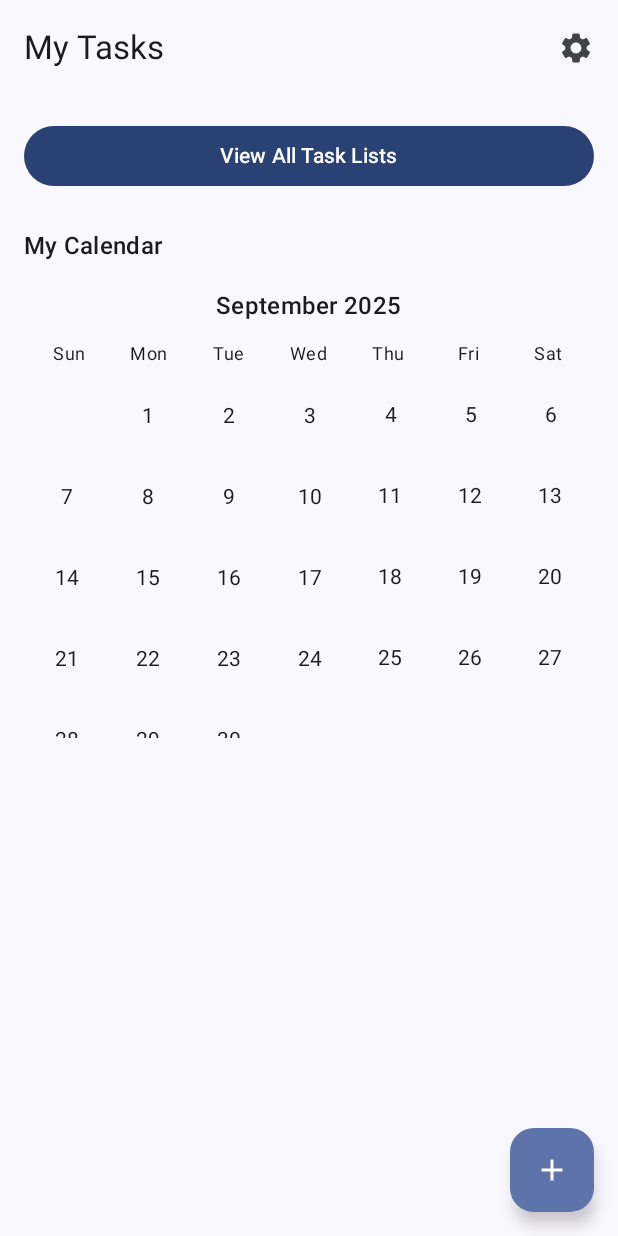
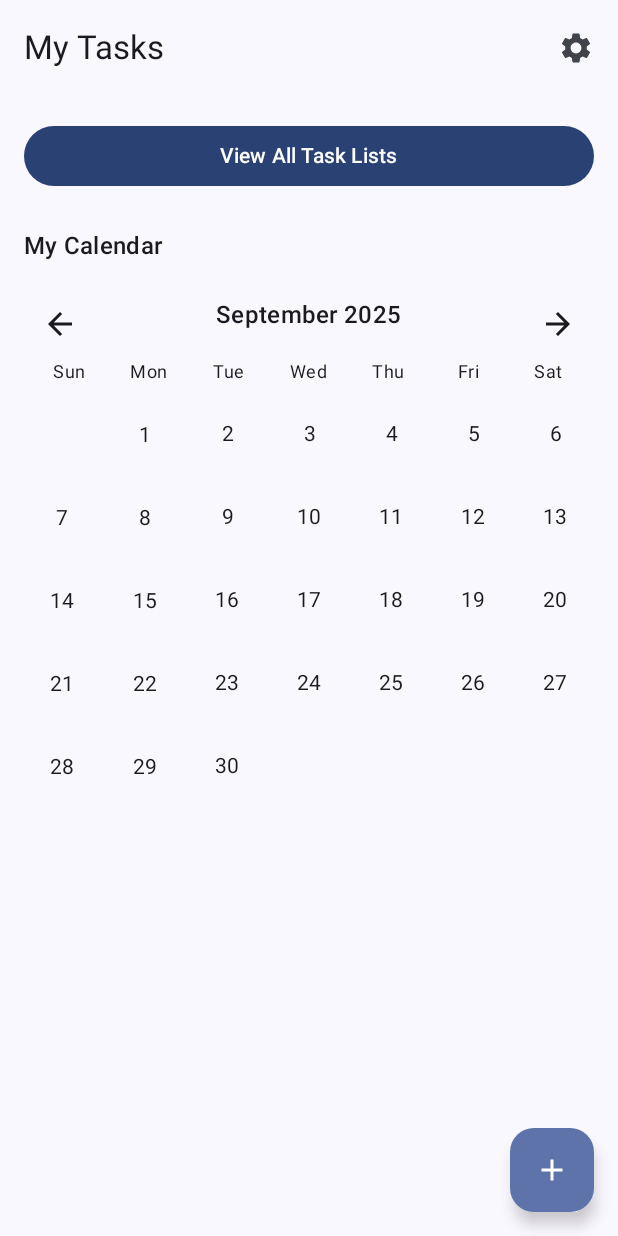
Before and after one commit to corey2120/My_Day, an Android app built with Jetpack Compose: the screen it shows after launch (MainActivity), on a phone screen of 412 x 824 dp. Run offline under Robolectric (Android 15) with nearby library versions, the phone set to English and light mode, and no system bars; libraries missing offline, so code that uses them is left out: com.google.ai.client.

Commit message:
Updates on Calender section still work in progress

```diff
--- a/app/src/main/java/com/example/myday/HomeScreen.kt
+++ b/app/src/main/java/com/example/myday/HomeScreen.kt
@@ -1,6 +1,11 @@
 package com.example.myday
 
+
+import android.R.attr.enabled
+import android.R.attr.type
 import androidx.media3.common.util.Log
+import androidx.compose.foundation.background
+import androidx.compose.foundation.border
 import androidx.compose.foundation.clickable
 import androidx.compose.foundation.layout.Arrangement
 import androidx.compose.foundation.layout.Box
@@ -12,11 +17,14 @@ import androidx.compose.foundation.layout.aspectRatio
 import androidx.compose.foundation.layout.fillMaxWidth
 import androidx.compose.foundation.layout.height
 import androidx.compose.foundation.layout.padding
+import androidx.compose.foundation.layout.size
 import androidx.compose.foundation.layout.width
 import androidx.compose.foundation.lazy.LazyColumn
 import androidx.compose.foundation.lazy.items
-import androidx.compose.material.icons.Icons
+import androidx.compose.foundation.shape.CircleShape
 import androidx.compose.material.icons.filled.Add
+import androidx.compose.material.icons.filled.ArrowBack
+import androidx.compose.material.icons.filled.ArrowForward
 import androidx.compose.material.icons.filled.Settings
 import androidx.compose.material3.AlertDialog
 import androidx.compose.material3.Button
@@ -40,6 +48,7 @@ import androidx.compose.runtime.remember
 import androidx.compose.runtime.setValue
 import androidx.compose.ui.Alignment
 import androidx.compose.ui.Modifier
+import androidx.compose.ui.graphics.Color
 import androidx.compose.ui.text.style.TextDecoration
 import androidx.compose.ui.unit.dp
 import java.text.SimpleDateFormat
@@ -47,7 +56,11 @@ import java.util.Locale
 import androidx.compose.foundation.lazy.grid.GridCells
 import androidx.compose.foundation.lazy.grid.LazyVerticalGrid
 import androidx.compose.foundation.lazy.grid.items
+import androidx.compose.material.icons.Icons
+import androidx.compose.material.icons.automirrored.filled.ArrowBack
+import androidx.compose.material.icons.automirrored.filled.ArrowForward
 import androidx.compose.ui.text.style.TextAlign
+import androidx.compose.ui.unit.Dp
 import java.util.Date
 import java.util.Calendar
 
@@ -60,6 +73,9 @@ fun HomeScreen(viewModel: MainViewModel) {
     var showThemeDialog by remember { mutableStateOf(false) }
     var showAddTaskDialog by remember { mutableStateOf(false) }
     var selectedDateForTask by remember { mutableStateOf<Date?>(null) }
+    val calendar = Calendar.getInstance()
+    var currentMonth by remember { mutableStateOf(calendar.get(Calendar.MONTH)) }
+    var currentYear by remember { mutableStateOf(calendar.get(Calendar.YEAR)) }
 
     Scaffold(
         topBar = {
@@ -102,10 +118,21 @@ fun HomeScreen(viewModel: MainViewModel) {
                         style = MaterialTheme.typography.titleMedium,
                         modifier = Modifier.padding(bottom = 8.dp)
                     )
-                    SimpleCalendarView(onDateClick = { date ->
+                    SimpleCalendarView(
+                        tasksWithDates = viewModel.tasksWithDates,
+                        selectedDate = selectedDateForTask,
+                        onDateClick = { date ->
                             selectedDateForTask = date
                             showAddTaskDialog = true  // Show the dialog when a date is clicked
-                })
+                        },
+                        currentMonth = currentMonth,
+                        currentYear = currentYear,
+                        onMonthChange = { month, year ->
+                            currentMonth = month
+                            currentYear = year
+                        },
+                        totalSpacingHeight = 16.dp
+                    )
             }
                 }
 
@@ -152,7 +179,7 @@ fun HomeScreen(viewModel: MainViewModel) {
     }
 
     if (showAddTaskDialog) {
-        AddTaskFromHomeDialog(viewModel) { showAddTaskDialog = false }
+        AddTaskFromHomeDialog(viewModel, { showAddTaskDialog = false }, selectedDateForTask)
     }
 }
 
@@ -190,7 +217,7 @@ private fun ThemeSwitcherDialog(viewModel: MainViewModel, onDismiss: () -> Unit)
 
 @OptIn(ExperimentalMaterial3Api::class)
 @Composable
-private fun AddTaskFromHomeDialog(viewModel: MainViewModel, onDismiss: () -> Unit) {
+private fun AddTaskFromHomeDialog(viewModel: MainViewModel, onDismiss: () -> Unit, selectedDate: Date?) {
     var taskDescription by remember { mutableStateOf("") }
     var isDropdownExpanded by remember { mutableStateOf(false) }
     var selectedList by remember { mutableStateOf<TaskList?>(null) }
@@ -239,7 +266,7 @@ private fun AddTaskFromHomeDialog(viewModel: MainViewModel, onDismiss: () -> Uni
             Button(
                 onClick = {
                     selectedList?.let {
-                        viewModel.addTask(taskDescription, it.id)
+                        viewModel.addTask(taskDescription, it.id, selectedDate)
                         onDismiss()
                     }
                 },
@@ -255,30 +282,56 @@ private fun AddTaskFromHomeDialog(viewModel: MainViewModel, onDismiss: () -> Uni
         }
     )
 }
+
+
 data class CalendarDay(val dayNumberText: String, val date: Date)
+
 @Composable
 fun SimpleCalendarView(
-onDateClick: (Date) -> Unit
+    tasksWithDates: List<Date>,
+    selectedDate: Date?,
+    onDateClick: (Date) -> Unit,
+    currentMonth: Int,
+    currentYear: Int,
+    onMonthChange: (Int, Int) -> Unit,
+    totalSpacingHeight: Dp // This parameter is currently unused in the grid height calculation.
+    // It could be used for other spacing within this composable.
 ) {
-    val calendar = Calendar.getInstance()
-    val currentMonth = calendar.get(Calendar.MONTH)
-    val currentYear = calendar.get(Calendar.YEAR)
-    // Initialize monthStartDate correctly
     val monthStartDate = Calendar.getInstance().apply {
-        clear() // Clear all fields first to avoid side effects from current time
+        clear()
         set(Calendar.YEAR, currentYear)
         set(Calendar.MONTH, currentMonth)
         set(Calendar.DAY_OF_MONTH, 1)
     }
+
+    fun goToNextMonth() {
+        val newCalendar = Calendar.getInstance().apply {
+            time = monthStartDate.time // Start from the current month's start date
+            add(Calendar.MONTH, 1)
+        }
+        val nextMonth = newCalendar.get(Calendar.MONTH)
+        val nextYear = newCalendar.get(Calendar.YEAR)
+        onMonthChange(nextMonth, nextYear)
+    }
+
+    fun goToPreviousMonth() {
+        val newCalendar = Calendar.getInstance().apply {
+            time = monthStartDate.time // Start from the current month's start date
+            add(Calendar.MONTH, -1)
+        }
+        val prevMonth = newCalendar.get(Calendar.MONTH)
+        val prevYear = newCalendar.get(Calendar.YEAR)
+        onMonthChange(prevMonth, prevYear)
+    }
+
     val daysInMonth = monthStartDate.getActualMaximum(Calendar.DAY_OF_MONTH)
-    val firstDayOfWeekSystem = Calendar.getInstance().firstDayOfWeek // e.g., Calendar.SUNDAY or Calendar.MONDAY
-    val firstDayOfWeekOfMonth = monthStartDate.get(Calendar.DAY_OF_WEEK) // Day of week for the 1st (1=Sunday, 2=Monday...)
+    val firstDayOfWeekSystem = Calendar.getInstance().firstDayOfWeek
+    val firstDayOfWeekOfMonth = monthStartDate.get(Calendar.DAY_OF_WEEK)
 
     val monthName = SimpleDateFormat("MMMM yyyy", Locale.getDefault()).format(monthStartDate.time)
 
-    // Calculate empty cells needed at the start of the grid
     val emptyCells = (firstDayOfWeekOfMonth - firstDayOfWeekSystem + 7) % 7
-    val dayCellsData = remember(currentYear, currentMonth,emptyCells, daysInMonth) {
+    val dayCellsData = remember(currentYear, currentMonth, emptyCells, daysInMonth) {
         val cells = mutableListOf<CalendarDay?>()
         repeat(emptyCells) { cells.add(null) }
         for (day in 1..daysInMonth) {
@@ -302,23 +355,32 @@ onDateClick: (Date) -> Unit
             .fillMaxWidth()
             .padding(vertical = 8.dp)
     ) {
+        Row(
+            modifier = Modifier.fillMaxWidth(),
+            horizontalArrangement = Arrangement.SpaceBetween,
+            verticalAlignment = Alignment.CenterVertically
+        ) {
+            IconButton(onClick = { goToPreviousMonth() }) {
+                Icon(Icons.AutoMirrored.Filled.ArrowBack, contentDescription = "Previous Month")
+            }
             Text(
                 text = monthName,
                 style = MaterialTheme.typography.titleMedium,
-            modifier = Modifier.padding(bottom = 12.dp) // Only bottom padding here
+                modifier = Modifier.padding(bottom = 12.dp)
             )
+            IconButton(onClick = { goToNextMonth() }) {
+                Icon(Icons.AutoMirrored.Filled.ArrowForward, contentDescription = "Next Month")
+            }
+        }
         Row(
             modifier = Modifier
                 .fillMaxWidth()
-                .padding(horizontal = 4.dp), // Added horizontal padding to the Row
-            horizontalArrangement = Arrangement.SpaceAround // This should work well
+                .padding(horizontal = 4.dp),
+            horizontalArrangement = Arrangement.SpaceAround
         ) {
-            val dayFormatter = remember {SimpleDateFormat("E", Locale.getDefault()) }// "E" for short day name like "Mon"
-            val tempDisplayCal = remember {Calendar.getInstance() }
-
+            val dayFormatter = remember { SimpleDateFormat("E", Locale.getDefault()) }
             val daysOfWeekHeader = remember(firstDayOfWeekSystem) {
-            val localCal = Calendar.getInstance().apply {
-                timeInMillis = monthStartDate.timeInMillis
+                val tempDisplayCal = Calendar.getInstance().apply {
                     set(Calendar.DAY_OF_WEEK, firstDayOfWeekSystem)
                 }
                 List(7) {
@@ -331,59 +393,80 @@ onDateClick: (Date) -> Unit
                 Text(
                     text = dayName,
                     style = MaterialTheme.typography.bodySmall,
-                    modifier = Modifier.weight(1f), // weight is fine if Row is fillMaxWidth
-                    textAlign = TextAlign.Center // Center the day name text
+                    modifier = Modifier.weight(1f),
+                    textAlign = TextAlign.Center
                 )
             }
         }
         Spacer(modifier = Modifier.height(8.dp)) // Vertical spacer
 
         if (dayCellsData.isNotEmpty()) {
-            val numberOfRows = (dayCellsData.size + 6) / 7 // Ceiling division to ensure we have enough rows)
-            val celldHeightDp = 48.dp
-            val grindHeight = celldHeightDp * numberOfRows
+            val numberOfRows = (dayCellsData.size + 6) / 7
+            val cellHeight = 48.dp
+            val gridVerticalSpacing = 4.dp // Spacing between rows in the grid
+
+            val actualRows = if (numberOfRows > 0) numberOfRows else 1
+            val totalCellsOnlyHeight = cellHeight * actualRows
+
+            // Calculate total vertical spacing within the grid
+            val gridInternalVerticalSpacing = if (actualRows > 1) {
+                gridVerticalSpacing * (actualRows - 1)
+            } else {
+                0.dp
+            }
+            val gridHeight = totalCellsOnlyHeight + gridInternalVerticalSpacing
 
             LazyVerticalGrid(
                 columns = GridCells.Fixed(7),
                 modifier = Modifier
                     .fillMaxWidth()
-                    .height(grindHeight)
-                    .padding(horizontal = 4.dp),
-                verticalArrangement = Arrangement.spacedBy(4.dp),
-                horizontalArrangement = Arrangement.spacedBy(4.dp),
+                    .height(gridHeight), // Use the calculated gridHeight
+                verticalArrangement = Arrangement.spacedBy(gridVerticalSpacing),
+                horizontalArrangement = Arrangement.spacedBy(4.dp), // Spacing between columns
                 userScrollEnabled = false,
             ) {
                 items(dayCellsData) { calendarDayData ->
-                    val cellModifierWithClick: Modifier
                     if (calendarDayData != null) {
-                        cellModifierWithClick = Modifier
-                            .aspectRatio(1f)
-                            .clickable { onDateClick(calendarDayData.date) }
-                    } else {
-                        cellModifierWithClick = Modifier.aspectRatio(1f)
+                        val isSelected = selectedDate?.let {
+                            val cal1 = Calendar.getInstance().apply { time = it }
+                            val cal2 = Calendar.getInstance().apply { time = calendarDayData.date }
+                            cal1.get(Calendar.YEAR) == cal2.get(Calendar.YEAR) && cal1.get(Calendar.DAY_OF_YEAR) == cal2.get(Calendar.DAY_OF_YEAR)
+                        } ?: false
+
+                        val hasTasks = tasksWithDates.any { taskDate ->
+                            val cal1 = Calendar.getInstance().apply { time = taskDate }
+                            val cal2 = Calendar.getInstance().apply { time = calendarDayData.date }
+                            cal1.get(Calendar.YEAR) == cal2.get(Calendar.YEAR) && cal1.get(Calendar.DAY_OF_YEAR) == cal2.get(Calendar.DAY_OF_YEAR)
                         }
 
                         Box(
                             contentAlignment = Alignment.Center,
                             modifier = Modifier
-                            .aspectRatio(1f) // Makes cells square
+                                .aspectRatio(1f)
                                 .padding(2.dp)
-                            .then( //Conditionally apply clickable
-                            if (calendarDayData != null) {
-                                Modifier.clickable { onDateClick(calendarDayData.date) }
-                            } else {
-                                Modifier
-                            }
+                                .border(
+                                    width = if (isSelected) 2.dp else 0.dp,
+                                    color = if (isSelected) MaterialTheme.colorScheme.primary else Color.Transparent,
+                                    shape = CircleShape
                                 )
-
+                                .clickable { onDateClick(calendarDayData.date) }
                         ) {
-                        if (calendarDayData != null) {
                             Text(
                                 text = calendarDayData.dayNumberText,
                                 style = MaterialTheme.typography.bodyMedium
                             )
+                            if (hasTasks) {
+                                Box(
+                                    modifier = Modifier
+                                        .align(Alignment.BottomCenter)
+                                        .padding(bottom = 4.dp) // Adjust padding for the indicator
+                                        .size(4.dp)
+                                        .background(MaterialTheme.colorScheme.primary, CircleShape)
+                                )
                             }
-                        // Empty string cells will result in an empty Box, maintaining grid structure
+                        }
+                    } else {
+                        Box(modifier = Modifier.aspectRatio(1f)) // Empty cell
                     }
                 }
             }
@@ -392,5 +475,8 @@ onDateClick: (Date) -> Unit
             Log.e("SimpleCalendarView", "Calendar data (dayCells) is unavailable or empty.")
         }
     }
-    data class calendarDay(val dayNumberText: String, val date: Date)
+    // Note: The data class 'calendarDay' was defined at the top of this snippet.
+    // If you had 'data class calendarDay(...)' here, it would be a local class,
+    // which is fine, but make sure its usage in dayCellsData.add(...) matches.
+    // I used 'CalendarDay' (capital C) assuming the top-level definition.
 }
--- a/app/src/main/java/com/example/myday/TaskListsScreen.kt
+++ b/app/src/main/java/com/example/myday/TaskListsScreen.kt
@@ -8,6 +8,7 @@ import androidx.compose.foundation.layout.padding
 import androidx.compose.foundation.lazy.LazyColumn
 import androidx.compose.foundation.lazy.items
 import androidx.compose.material.icons.Icons
+import androidx.compose.material.icons.automirrored.filled.ArrowBack
 import androidx.compose.material.icons.filled.Add
 import androidx.compose.material.icons.filled.ArrowBack
 import androidx.compose.material3.AlertDialog
@@ -40,7 +41,7 @@ fun TaskListsScreen(viewModel: MainViewModel) {
                 title = { Text("My Task Lists") },
                 navigationIcon = {
                     IconButton(onClick = { viewModel.onBackToHome() }) {
-                        Icon(Icons.Default.ArrowBack, contentDescription = "Back to Home")
+                        Icon(Icons.AutoMirrored.Filled.ArrowBack, contentDescription = "Back to Home")
                     }
                 }
             )
--- a/app/src/main/java/com/example/myday/TasksScreen.kt
+++ b/app/src/main/java/com/example/myday/TasksScreen.kt
@@ -13,6 +13,7 @@ import androidx.compose.foundation.lazy.LazyColumn
 import androidx.compose.foundation.lazy.items
 import androidx.compose.foundation.shape.CircleShape
 import androidx.compose.material.icons.Icons
+import androidx.compose.material.icons.automirrored.filled.ArrowBack
 import androidx.compose.material.icons.filled.Add
 import androidx.compose.material.icons.filled.ArrowBack
 import androidx.compose.material.icons.filled.Delete
@@ -85,7 +86,7 @@ fun TasksScreen(viewModel: MainViewModel, listId: String) {
                 title = { Text(listName) },
                 navigationIcon = {
                     IconButton(onClick = { viewModel.onBackToTaskLists() }) {
-                        Icon(Icons.Default.ArrowBack, contentDescription = "Back")
+                        Icon(Icons.AutoMirrored.Filled.ArrowBack, contentDescription = "Back")
                     }
                 }
             )
--- a/build.gradle.kts
+++ b/build.gradle.kts
@@ -3,4 +3,5 @@ plugins {
     alias(libs.plugins.android.application) apply false
     alias(libs.plugins.kotlin.android) apply false
     alias(libs.plugins.kotlin.compose) apply false
+    id("org.jetbrains.kotlin.jvm") version "2.0.0" apply false
 }
--- a/gradle/libs.versions.toml
+++ b/gradle/libs.versions.toml
@@ -1,6 +1,6 @@
 [versions]
 agp = "8.13.0"
-kotlin = "2.0.21"
+kotlin = "2.0.0"
 coreKtx = "1.17.0"
 junit = "4.13.2"
 junitVersion = "1.3.0"
```
Also changed, not shown: app/build.gradle.kts (+5 -5 lines), app/src/main/java/com/example/myday/MainViewModel.kt (+21 -2 lines). Lines whose indentation alone changed are shown as unchanged.
